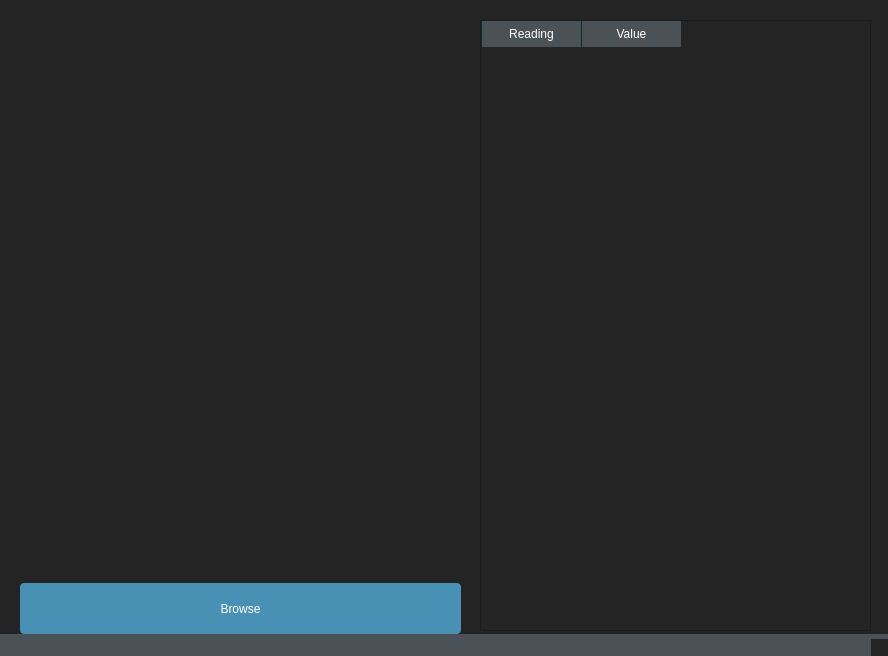
DanielRafik/Image-Viewer, file task11.ui: the form before one commit.
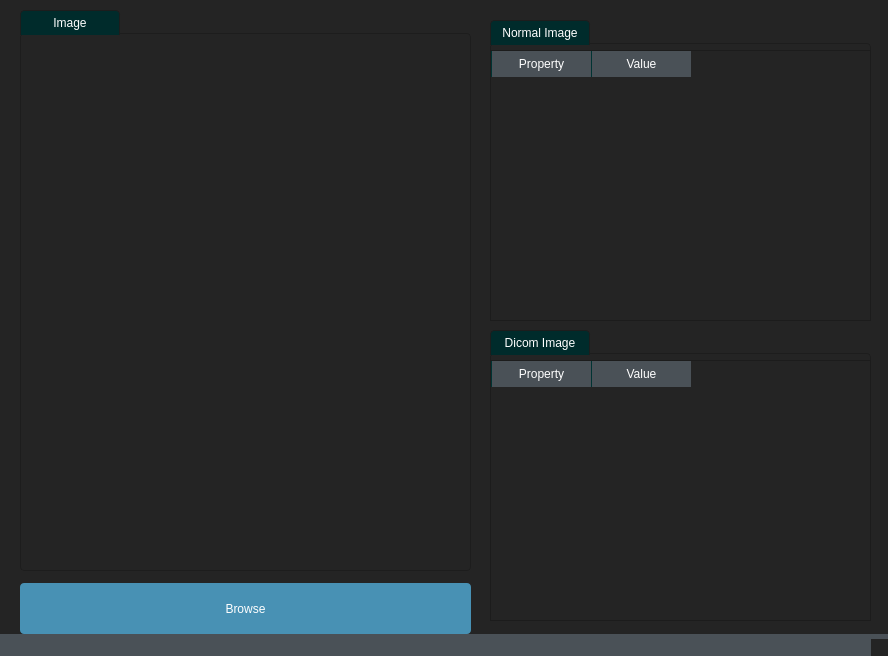
The form after the commit. Icons and pictures are not drawn.

The edit to the form file:
```diff
--- a/task11.ui
+++ b/task11.ui
@@ -1015,7 +1015,7 @@
      <rect>
       <x>20</x>
       <y>583</y>
-      <width>441</width>
+      <width>451</width>
       <height>51</height>
      </rect>
     </property>
@@ -1023,38 +1023,106 @@
      <string>Browse</string>
     </property>
    </widget>
-   <widget class="QLabel" name="Image_label">
+   <widget class="QGroupBox" name="groupBox">
+    <property name="geometry">
+     <rect>
+      <x>490</x>
+      <y>20</y>
+      <width>381</width>
+      <height>301</height>
+     </rect>
+    </property>
+    <property name="title">
+     <string>Normal Image</string>
+    </property>
+    <widget class="QTableWidget" name="Normal_tableWidget">
+     <property name="geometry">
+      <rect>
+       <x>0</x>
+       <y>30</y>
+       <width>381</width>
+       <height>271</height>
+      </rect>
+     </property>
+     <column>
+      <property name="text">
+       <string>Property</string>
+      </property>
+      <property name="foreground">
+       <brush brushstyle="NoBrush">
+        <color alpha="255">
+         <red>0</red>
+         <green>0</green>
+         <blue>0</blue>
+        </color>
+       </brush>
+      </property>
+     </column>
+     <column>
+      <property name="text">
+       <string>Value</string>
+      </property>
+     </column>
+    </widget>
+   </widget>
+   <widget class="QGroupBox" name="groupBox_2">
     <property name="geometry">
      <rect>
       <x>20</x>
-      <y>20</y>
-      <width>441</width>
-      <height>551</height>
+      <y>10</y>
+      <width>451</width>
+      <height>561</height>
      </rect>
     </property>
-    <property name="text">
-     <string/>
+    <property name="title">
+     <string>Image</string>
     </property>
+    <widget class="QLabel" name="Image_label">
+     <property name="geometry">
+      <rect>
+       <x>0</x>
+       <y>30</y>
+       <width>451</width>
+       <height>531</height>
+      </rect>
+     </property>
+     <property name="text">
+      <string/>
+     </property>
+    </widget>
    </widget>
-   <widget class="QTableWidget" name="Readings_tableWidget">
+   <widget class="QGroupBox" name="groupBox_3">
     <property name="geometry">
      <rect>
-      <x>480</x>
-      <y>20</y>
-      <width>391</width>
-      <height>611</height>
+      <x>490</x>
+      <y>330</y>
+      <width>381</width>
+      <height>291</height>
      </rect>
     </property>
-    <column>
-     <property name="text">
-      <string>Reading</string>
+    <property name="title">
+     <string>Dicom Image</string>
+    </property>
+    <widget class="QTableWidget" name="Dicom_tableWidget">
+     <property name="geometry">
+      <rect>
+       <x>0</x>
+       <y>30</y>
+       <width>381</width>
+       <height>261</height>
+      </rect>
      </property>
-    </column>
-    <column>
-     <property name="text">
-      <string>Value</string>
-     </property>
-    </column>
+     <column>
+      <property name="text">
+       <string>Property</string>
+      </property>
+     </column>
+     <column>
+      <property name="text">
+       <string>Value</string>
+      </property>
+     </column>
+    </widget>
    </widget>
   </widget>
   <widget class="QStatusBar" name="statusbar"/>
```
